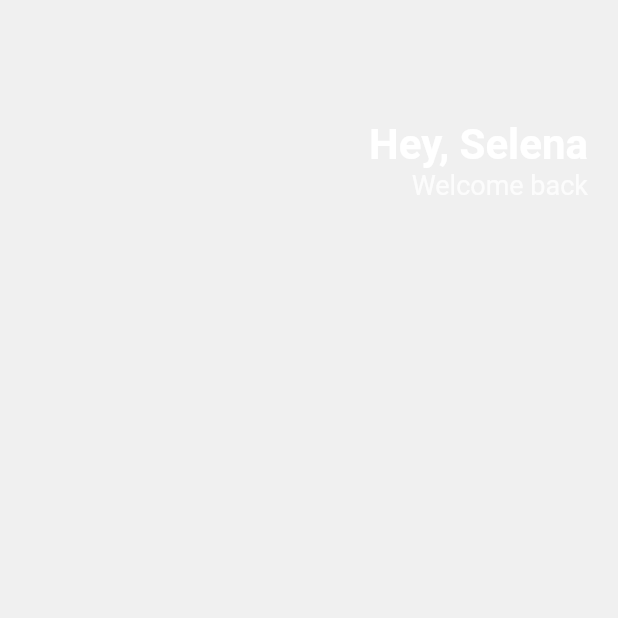
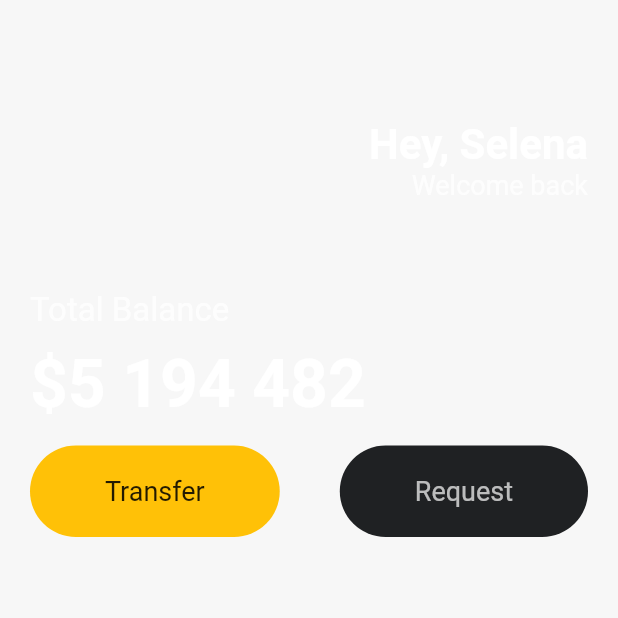
Before and after one commit to newssun90/Flutter-Project, a Flutter app: the screen it shows after launch, on a phone screen of 412 x 824 dp, the top half of it. Run offline on Flutter 3.47's test engine with Material 2 defaults, Android fonts, the phone set to English and light mode, and no system bars.

Commit message:
widget commit

```diff
--- a/lib/main.dart
+++ b/lib/main.dart
@@ -1,22 +1,27 @@
 import 'package:flutter/material.dart';
 
 void main() {
-  runApp(App());
+  runApp(const App());
 }
 
 class App extends StatelessWidget {
+  const App({super.key});
+
   @override
   Widget build(BuildContext context) {
     const fWhiteStyle = TextStyle(
         color: Colors.white, fontSize: 28, fontWeight: FontWeight.w600);
     return MaterialApp(
       home: Scaffold(
-          backgroundColor: Color.fromARGB(23, 92, 92, 92),
+          backgroundColor: const Color.fromARGB(20, 151, 151, 151),
           body: Padding(
-            padding: EdgeInsets.symmetric(horizontal: 20),
+            padding: const EdgeInsets.symmetric(
+              horizontal: 20,
+            ),
             child: Column(
+              crossAxisAlignment: CrossAxisAlignment.start,
               children: [
-                SizedBox(
+                const SizedBox(
                   height: 80,
                 ),
                 Row(
@@ -25,20 +30,83 @@ class App extends StatelessWidget {
                     Column(
                       crossAxisAlignment: CrossAxisAlignment.end,
                       children: [
-                        Text(
+                        const Text(
                           'Hey, Selena',
                           style: fWhiteStyle,
                         ),
                         Text(
                           'Welcome back',
                           style: TextStyle(
-                              color: Colors.white.withOpacity(0.8),
-                              fontSize: 18),
+                            color: Colors.white.withOpacity(0.8),
+                            fontSize: 18,
+                          ),
                         ),
                       ],
                     )
                   ],
-                )
+                ),
+                const SizedBox(
+                  height: 60,
+                ),
+                Text(
+                  'Total Balance',
+                  style: TextStyle(
+                    color: Colors.white.withOpacity(0.8),
+                    fontSize: 22,
+                  ),
+                ),
+                const SizedBox(
+                  height: 10,
+                ),
+                const Text(
+                  '\$5 194 482',
+                  style: TextStyle(
+                    color: Colors.white,
+                    fontSize: 44,
+                    fontWeight: FontWeight.bold,
+                  ),
+                ),
+                const SizedBox(
+                  height: 15,
+                ),
+                Row(
+                  mainAxisAlignment: MainAxisAlignment.spaceBetween,
+                  children: [
+                    Container(
+                      decoration: BoxDecoration(
+                        color: Colors.amber,
+                        borderRadius: BorderRadius.circular(45),
+                      ),
+                      child: const Padding(
+                        padding:
+                            EdgeInsets.symmetric(vertical: 20, horizontal: 50),
+                        child: Text(
+                          'Transfer',
+                          style: TextStyle(
+                            fontSize: 18,
+                          ),
+                        ),
+                      ),
+                    ),
+                    Container(
+                      decoration: BoxDecoration(
+                        color: const Color(0xFF1F2123),
+                        borderRadius: BorderRadius.circular(45),
+                      ),
+                      child: Padding(
+                        padding: const EdgeInsets.symmetric(
+                            vertical: 20, horizontal: 50),
+                        child: Text(
+                          'Request',
+                          style: TextStyle(
+                            fontSize: 18,
+                            color: Colors.white.withOpacity(0.7),
+                          ),
+                        ),
+                      ),
+                    ),
+                  ],
+                ),
               ],
             ),
           )),
```
Also changed, not shown: lib/widgets/button.dart (added).
